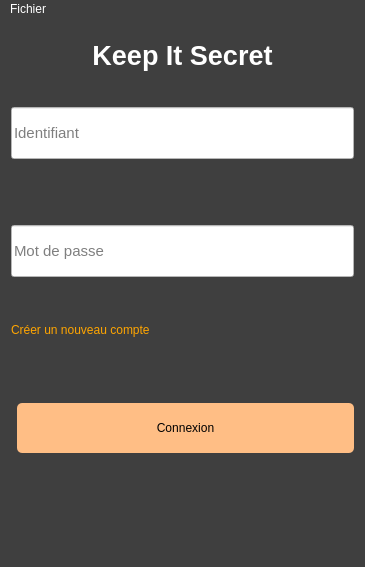
Before: the Qt Designer form mainwindow.ui in dbuhon/KeepItSecret, drawn with Qt 5.
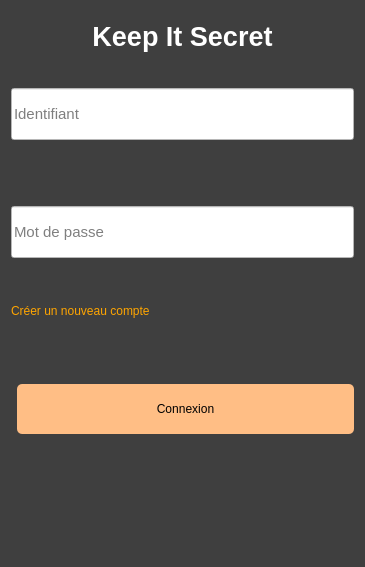
After: the same form once the commit is applied.

Commit message: Suppression barre de menus + création user

```diff
--- a/mainwindow.ui
+++ b/mainwindow.ui
@@ -175,23 +175,6 @@
     </item>
    </layout>
   </widget>
-  <widget class="QMenuBar" name="menuBar">
-   <property name="geometry">
-    <rect>
-     <x>0</x>
-     <y>0</y>
-     <width>365</width>
-     <height>21</height>
-    </rect>
-   </property>
-   <widget class="QMenu" name="menuFichier">
-    <property name="title">
-     <string>Fichier</string>
-    </property>
-    <addaction name="actionQuitter"/>
-   </widget>
-   <addaction name="menuFichier"/>
-  </widget>
   <action name="actionQuitter">
    <property name="text">
     <string>Quitter</string>
```
The commit also changes 7 other files.
